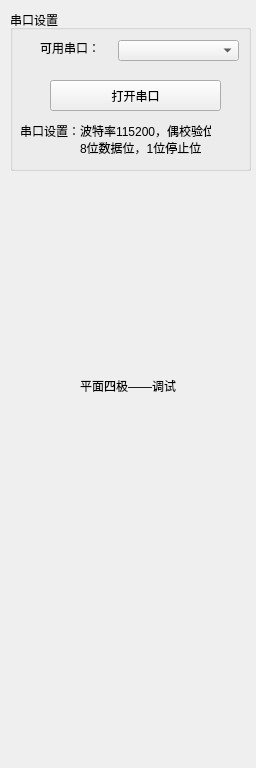
Old version of the form Debug_Pole.ui in the repository MagicalAstronomy/MagentOperation.
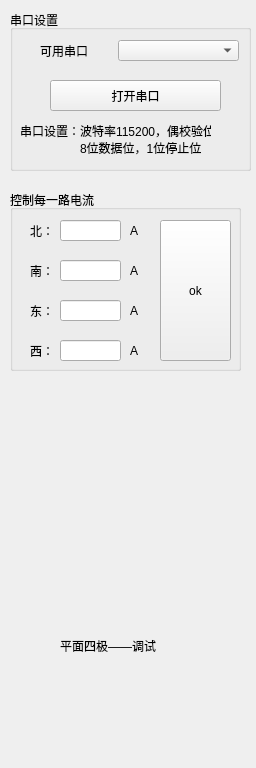
New version of the form.

```diff
--- a/Debug_Pole.ui
+++ b/Debug_Pole.ui
@@ -16,8 +16,8 @@
   <widget class="QLabel" name="label">
    <property name="geometry">
     <rect>
-     <x>80</x>
-     <y>370</y>
+     <x>60</x>
+     <y>630</y>
      <width>111</width>
      <height>31</height>
     </rect>
@@ -53,8 +53,8 @@
      <rect>
       <x>30</x>
       <y>30</y>
-      <width>61</width>
-      <height>16</height>
+      <width>51</width>
+      <height>21</height>
      </rect>
     </property>
     <property name="text">
@@ -101,6 +101,176 @@
     </property>
    </widget>
   </widget>
+  <widget class="QGroupBox" name="groupBox_2">
+   <property name="geometry">
+    <rect>
+     <x>10</x>
+     <y>190</y>
+     <width>231</width>
+     <height>181</height>
+    </rect>
+   </property>
+   <property name="title">
+    <string>控制每一路电流</string>
+   </property>
+   <widget class="QLineEdit" name="lineEdit">
+    <property name="geometry">
+     <rect>
+      <x>50</x>
+      <y>30</y>
+      <width>61</width>
+      <height>21</height>
+     </rect>
+    </property>
+   </widget>
+   <widget class="QLineEdit" name="lineEdit_2">
+    <property name="geometry">
+     <rect>
+      <x>50</x>
+      <y>70</y>
+      <width>61</width>
+      <height>21</height>
+     </rect>
+    </property>
+   </widget>
+   <widget class="QLineEdit" name="lineEdit_3">
+    <property name="geometry">
+     <rect>
+      <x>50</x>
+      <y>110</y>
+      <width>61</width>
+      <height>21</height>
+     </rect>
+    </property>
+   </widget>
+   <widget class="QLineEdit" name="lineEdit_4">
+    <property name="geometry">
+     <rect>
+      <x>50</x>
+      <y>150</y>
+      <width>61</width>
+      <height>21</height>
+     </rect>
+    </property>
+   </widget>
+   <widget class="QPushButton" name="inputCurrent">
+    <property name="geometry">
+     <rect>
+      <x>150</x>
+      <y>30</y>
+      <width>71</width>
+      <height>141</height>
+     </rect>
+    </property>
+    <property name="text">
+     <string>ok</string>
+    </property>
+   </widget>
+   <widget class="QLabel" name="label_5">
+    <property name="geometry">
+     <rect>
+      <x>20</x>
+      <y>30</y>
+      <width>21</width>
+      <height>21</height>
+     </rect>
+    </property>
+    <property name="text">
+     <string>北：</string>
+    </property>
+   </widget>
+   <widget class="QLabel" name="label_6">
+    <property name="geometry">
+     <rect>
+      <x>20</x>
+      <y>70</y>
+      <width>21</width>
+      <height>21</height>
+     </rect>
+    </property>
+    <property name="text">
+     <string>南：</string>
+    </property>
+   </widget>
+   <widget class="QLabel" name="label_7">
+    <property name="geometry">
+     <rect>
+      <x>20</x>
+      <y>110</y>
+      <width>21</width>
+      <height>21</height>
+     </rect>
+    </property>
+    <property name="text">
+     <string>东：：</string>
+    </property>
+   </widget>
+   <widget class="QLabel" name="label_8">
+    <property name="geometry">
+     <rect>
+      <x>20</x>
+      <y>150</y>
+      <width>21</width>
+      <height>21</height>
+     </rect>
+    </property>
+    <property name="text">
+     <string>西：</string>
+    </property>
+   </widget>
+   <widget class="QLabel" name="label_9">
+    <property name="geometry">
+     <rect>
+      <x>120</x>
+      <y>30</y>
+      <width>21</width>
+      <height>21</height>
+     </rect>
+    </property>
+    <property name="text">
+     <string>A</string>
+    </property>
+   </widget>
+   <widget class="QLabel" name="label_10">
+    <property name="geometry">
+     <rect>
+      <x>120</x>
+      <y>70</y>
+      <width>21</width>
+      <height>21</height>
+     </rect>
+    </property>
+    <property name="text">
+     <string>A</string>
+    </property>
+   </widget>
+   <widget class="QLabel" name="label_11">
+    <property name="geometry">
+     <rect>
+      <x>120</x>
+      <y>110</y>
+      <width>21</width>
+      <height>21</height>
+     </rect>
+    </property>
+    <property name="text">
+     <string>A</string>
+    </property>
+   </widget>
+   <widget class="QLabel" name="label_12">
+    <property name="geometry">
+     <rect>
+      <x>120</x>
+      <y>150</y>
+      <width>21</width>
+      <height>21</height>
+     </rect>
+    </property>
+    <property name="text">
+     <string>A</string>
+    </property>
+   </widget>
+  </widget>
  </widget>
  <layoutdefault spacing="6" margin="11"/>
  <resources/>
```
